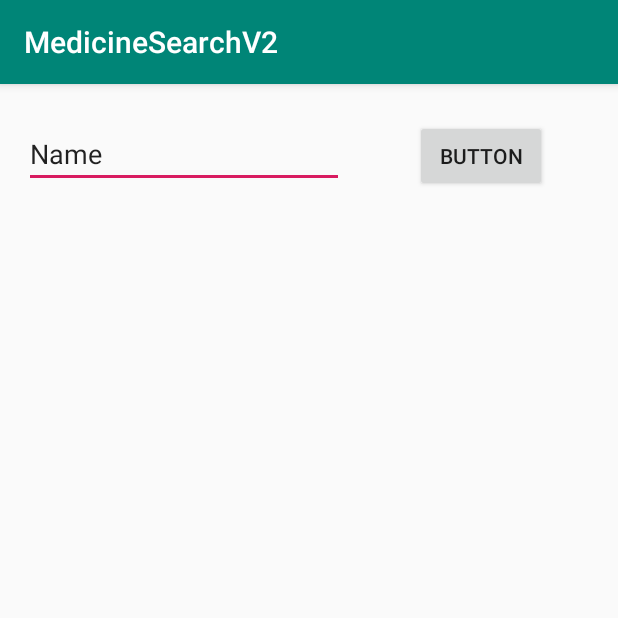
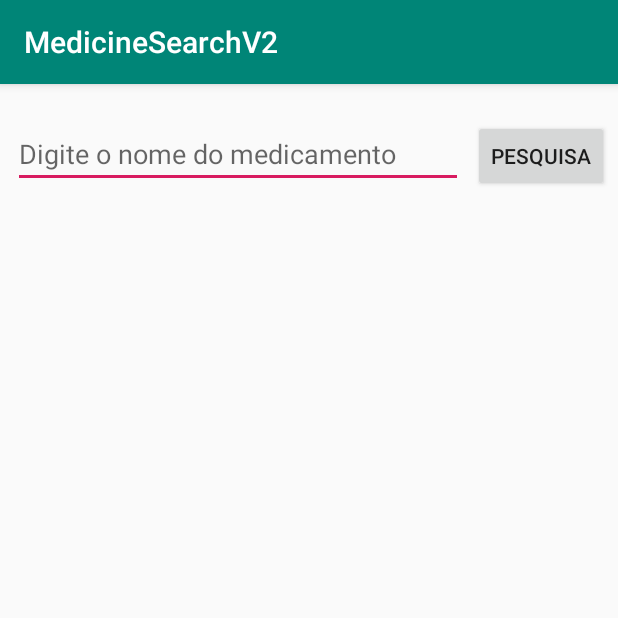
Before and after one commit to jlolis/MedicineSearchVFinal, an Android app: the ConsultaActivity screen opened directly, with no data from a screen before it, on a phone screen of 412 x 824 dp, the top half of it. Run offline under Robolectric (Android 15) with nearby library versions, the phone set to English and light mode, and no system bars; our stand-ins replace Firebase (no records; nobody signed in at launch, a user with empty details on screens opened directly).

```diff
--- a/app/src/main/java/com/example/joaoelolis/medicinesearchv2/Cadastrar.java
+++ b/app/src/main/java/com/example/joaoelolis/medicinesearchv2/Cadastrar.java
@@ -65,16 +65,14 @@ public class Cadastrar extends AppCompatActivity {
         //inserindo Dado no FireBase lista de medicamento(conjunto) de chaves e valores .
         databaseReference
                 .child("lista de medicamento")
-                .child(uuid)
+                .child(medicamento.getNome())
                 .setValue(medicamento);
 
         /*editTextNome.setText("");
         editTextBula.setText("");
         editTextObservacoes.setText("");*/
 
-
         Toast.makeText(getApplicationContext(), "Cadastrado com sucesso", Toast.LENGTH_LONG).show();
-
 
         Intent intent = new Intent(this,MainActivity.class);
         intent.setFlags(Intent.FLAG_ACTIVITY_CLEAR_TOP);
--- a/app/src/main/java/com/example/joaoelolis/medicinesearchv2/MainActivity.java
+++ b/app/src/main/java/com/example/joaoelolis/medicinesearchv2/MainActivity.java
@@ -3,9 +3,13 @@ package com.example.joaoelolis.medicinesearchv2;
 import android.content.Intent;
 import android.support.v7.app.AppCompatActivity;
 import android.os.Bundle;
+import android.text.Editable;
+import android.text.TextWatcher;
 import android.view.View;
 import android.widget.EditText;
+import android.widget.Filter;
 
+import com.example.joaoelolis.medicinesearchv2.adapter.Consulta_Adapter;
 import com.google.firebase.FirebaseApp;
 import com.google.firebase.database.DatabaseReference;
 import com.google.firebase.database.FirebaseDatabase;
@@ -32,6 +36,7 @@ public class MainActivity extends AppCompatActivity {
         editTextObservacoes = findViewById(R.id.edtObservacao);
 
         conectarBanco();
+
     }
 
     private void conectarBanco(){
@@ -49,4 +54,5 @@ public class MainActivity extends AppCompatActivity {
         startActivity(intent);    }
 
 
+
 }
--- a/app/src/main/java/com/example/joaoelolis/medicinesearchv2/modelos/Medicamento.java
+++ b/app/src/main/java/com/example/joaoelolis/medicinesearchv2/modelos/Medicamento.java
@@ -5,6 +5,8 @@ public class Medicamento {
     private String nome;
     private String bula;
     private String observacao;
+
+    public Medicamento(){}
 
     public String getNome() {
         return nome;
@@ -30,7 +32,7 @@ public class Medicamento {
         this.observacao = observacao;
     }
 
-    public Medicamento(){}
+
 
     public Medicamento(String nome, String bula, String observacao) {
         this.nome = nome;
--- a/app/src/main/res/layout/activity_consulta.xml
+++ b/app/src/main/res/layout/activity_consulta.xml
@@ -18,12 +18,12 @@
 
     <EditText
         android:id="@+id/editTextConsulta"
-        android:layout_width="wrap_content"
+        android:layout_width="300dp"
         android:layout_height="wrap_content"
         android:layout_marginTop="24dp"
         android:ems="10"
+        android:hint="@string/cadastra_nome"
         android:inputType="textPersonName"
-        android:text="Name"
         app:layout_constraintEnd_toEndOf="parent"
         app:layout_constraintHorizontal_bias="0.08"
         app:layout_constraintStart_toStartOf="parent"
@@ -34,7 +34,8 @@
         android:layout_width="wrap_content"
         android:layout_height="wrap_content"
         android:layout_marginTop="24dp"
-        android:text="Button"
+        android:onClick="chamarConsulta"
+        android:text="PESQUISA"
         app:layout_constraintEnd_toEndOf="parent"
         app:layout_constraintStart_toEndOf="@+id/editTextConsulta"
         app:layout_constraintTop_toTopOf="parent" />
--- a/app/src/main/res/values/strings.xml
+++ b/app/src/main/res/values/strings.xml
@@ -13,4 +13,5 @@
     <string name="digite_bula">Digite a Bula</string>
     <string name="bula">Bula:</string>
 
+
 </resources>
```
Also changed, not shown: app/src/main/java/com/example/joaoelolis/medicinesearchv2/ConsultaActivity.java (+37 -0 lines), app/src/main/java/com/example/joaoelolis/medicinesearchv2/adapter/Consulta_Adapter.java (+8 -1 lines).
